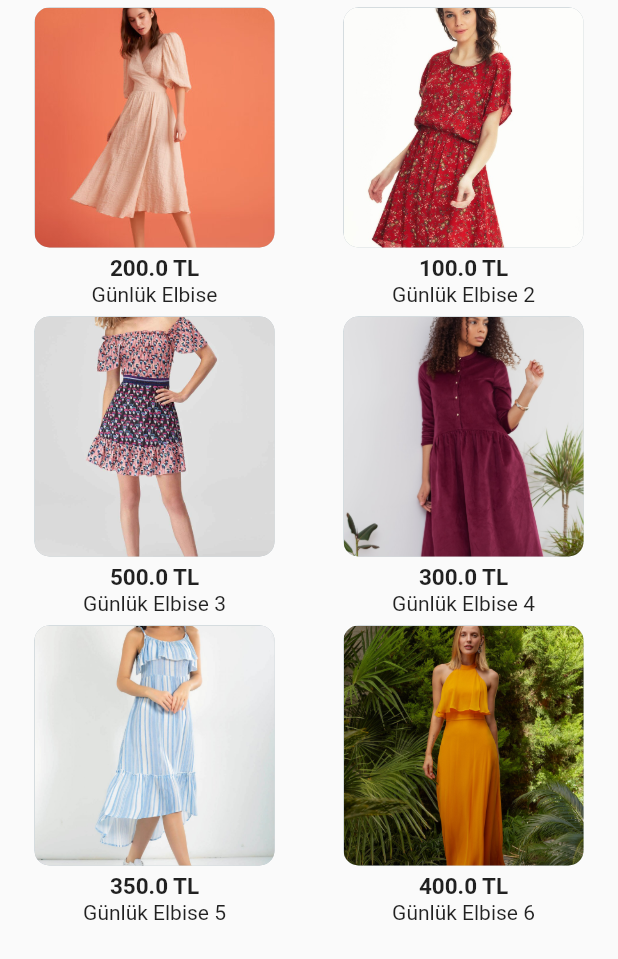
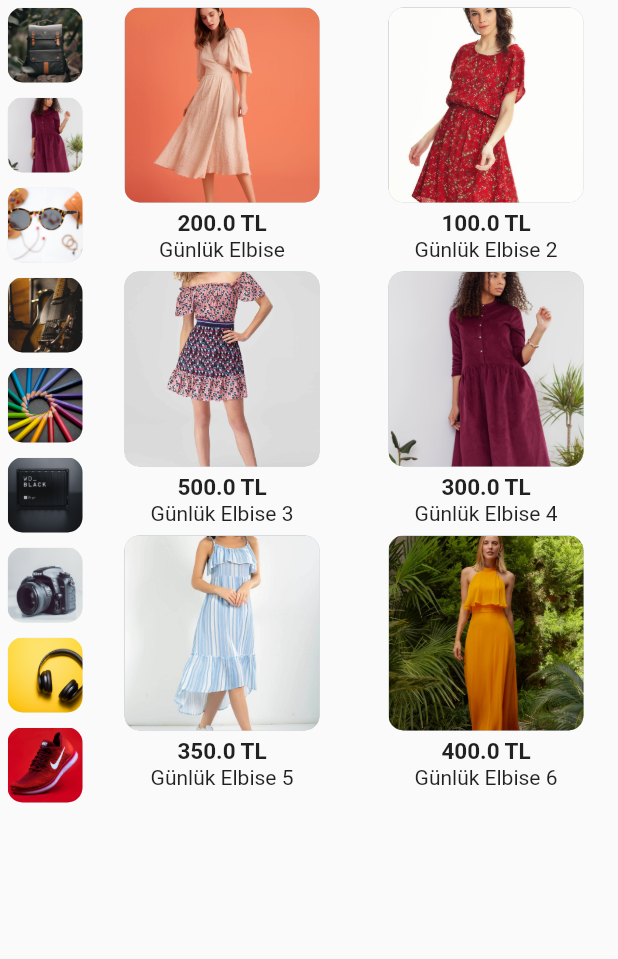
Before and after one commit to turkerontasci/magazapp_flutter, a Flutter app: the Accessories screen opened directly, on a phone screen of 412 x 824 dp. Shown: the top 959 px of the screen. Run offline on Flutter 3.47's test engine with Material 2 defaults, Android fonts, the light colour scheme and no system bars; our stand-ins replace font_awesome_flutter, toast.

Commit message:
CategoryPages UI

```diff
--- a/lib/category_pages/accessories.dart
+++ b/lib/category_pages/accessories.dart
@@ -2,6 +2,7 @@ import 'package:flutter/material.dart';
 import 'package:magazapp_flutter/components/reusable_card.dart';
 import 'package:magazapp_flutter/products/category_product.dart';
 import 'package:magazapp_flutter/screens/product_page.dart';
+import 'package:magazapp_flutter/products/product.dart';
 
 class Accessories extends StatefulWidget {
 
@@ -22,6 +23,29 @@ class _AccessoriesState extends State<Accessories> {
   Widget build(BuildContext context) {
     return Scaffold(
       body: SafeArea(
+        child: Row(
+          children: [
+            SizedBox(
+              width: 60.0,
+              child: Column(
+                children: List.generate(products.length, (index) => ReusableCard(
+                  color: Colors.grey.shade200,
+                  cardHeigth: 50.0,
+                  cardWidth: 50.0,
+                  cardChild: Container(
+                    decoration: BoxDecoration(
+                      borderRadius: BorderRadius.circular(10.0),
+                      image: DecorationImage(
+                        image: AssetImage(products[index]["image"]),
+                        fit: BoxFit.cover,
+                      ),
+                    ),
+                  ),
+                ),
+                ),
+              ),
+            ),
+            Expanded(
               child: GridView.count(
                 crossAxisCount: 2,
                 children: List.generate(womens_wear_list.length, (index) => Container(
@@ -42,8 +66,8 @@ class _AccessoriesState extends State<Accessories> {
                             ),
                           );
                         },
-                  cardHeigth: 160.0,
-                  cardWidth: 160.0,
+                        cardHeigth: 130.0,
+                        cardWidth: 130.0,
                         cardChild: Container(
                           decoration: BoxDecoration(
                             borderRadius: BorderRadius.circular(10.0),
@@ -69,6 +93,9 @@ class _AccessoriesState extends State<Accessories> {
                 ),
               ),
             ),
+          ],
+        ),
+      ),
     );
   }
 }
```
Also changed, not shown: lib/category_pages/mens_wear.dart (+29 -2 lines), lib/category_pages/womens_wear.dart (+28 -2 lines), lib/products/internal_categories.dart (added, +58 -0 lines). Lines whose indentation alone changed are shown as unchanged.
